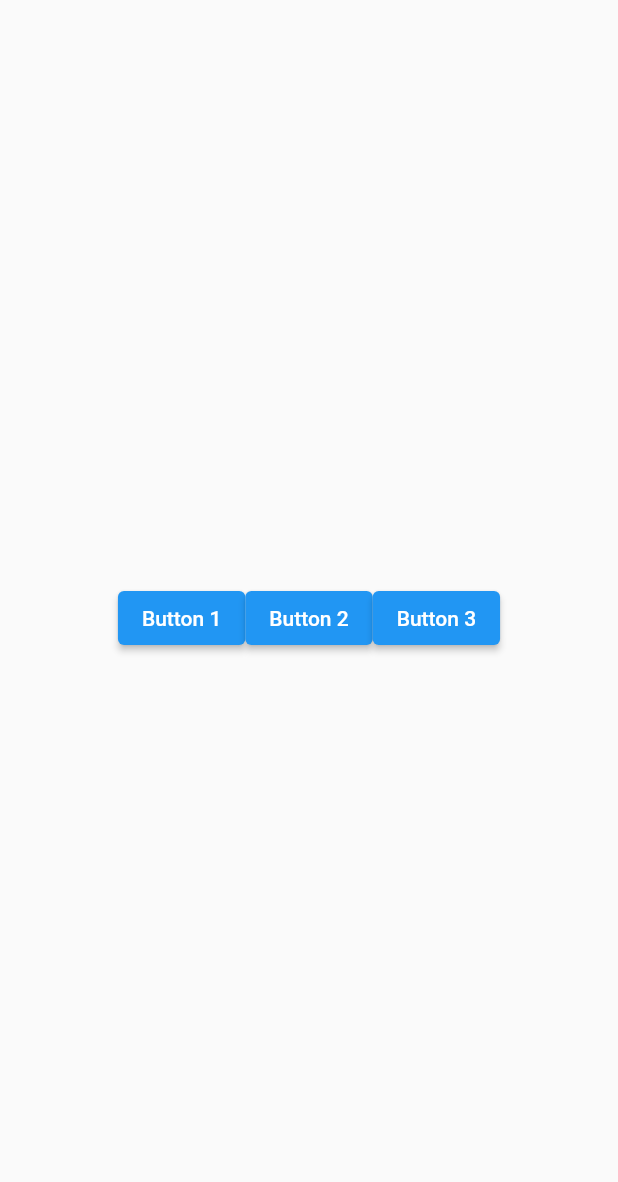
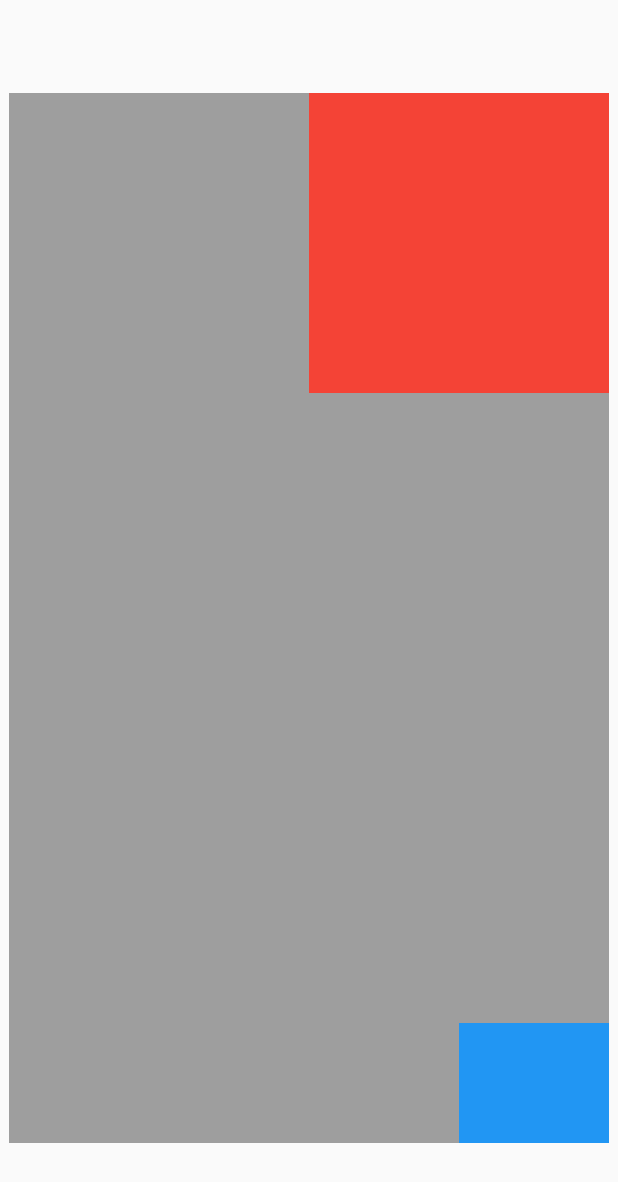
Before and after one commit to vleiswal/retro_widgets, a Flutter app: the screen it shows after launch, on a phone screen of 412 x 824 dp. Shown: the top 1182 px of the screen. Run offline on Flutter 3.47's test engine with Material 2 defaults, Android fonts, the phone set to English and light mode, and no system bars.

Commit message:
stack_positioned

```diff
--- a/lib/main.dart
+++ b/lib/main.dart
@@ -23,35 +23,70 @@ class MyHomePage extends StatelessWidget {
   Widget build(BuildContext context) {
     return Scaffold(
       body: Center(
-        child: Wrap(
-          direction: Axis.horizontal,
+          child: Container(
+        width: 400,
+        height: 700,
+        color: Colors.grey,
+        child: Stack(
+          alignment: Alignment.topRight,
+          fit: StackFit.loose,
+          clipBehavior: Clip.antiAlias,
           children: <Widget>[
-            ElevatedButton(
-              child: Text('Button 1'),
-              onPressed: () {},
+            Container(
+              width: 200,
+              height: 200,
+              color: Colors.red,
             ),
-            ElevatedButton(
-              child: Text('Button 2'),
-              onPressed: () {},
+            Positioned(
+              bottom: -20,
+              right: 0,
+              child: Container(
+                width: 100,
+                height: 100,
+                color: Colors.blue,
+              ),
             ),
-            ElevatedButton(
-              child: Text('Button 3'),
-              onPressed: () {},
-            ),
-            // ElevatedButton(
-            //   child: Text('Button 4'),
-            //   onPressed: () {},
-            // ),
-            // ElevatedButton(
-            //   child: Text('Button 5'),
-            //   onPressed: () {},
-            // ),
           ],
         ),
-      ),
+      )),
     );
   }
 }
+
+// class MyHomePage extends StatelessWidget {
+//   @override
+//   Widget build(BuildContext context) {
+//     return Scaffold(
+//       body: Center(
+//         child: Wrap(
+//           direction: Axis.horizontal,
+//           children: <Widget>[
+//             ElevatedButton(
+//               child: Text('Button 1'),
+//               onPressed: () {},
+//             ),
+//             ElevatedButton(
+//               child: Text('Button 2'),
+//               onPressed: () {},
+//             ),
+//             ElevatedButton(
+//               child: Text('Button 3'),
+//               onPressed: () {},
+//             ),
+//             // ElevatedButton(
+//             //   child: Text('Button 4'),
+//             //   onPressed: () {},
+//             // ),
+//             // ElevatedButton(
+//             //   child: Text('Button 5'),
+//             //   onPressed: () {},
+//             // ),
+//           ],
+//         ),
+//       ),
+//     );
+//   }
+// }
 
 // class MyHomePage extends StatelessWidget {
 //   @override
```
